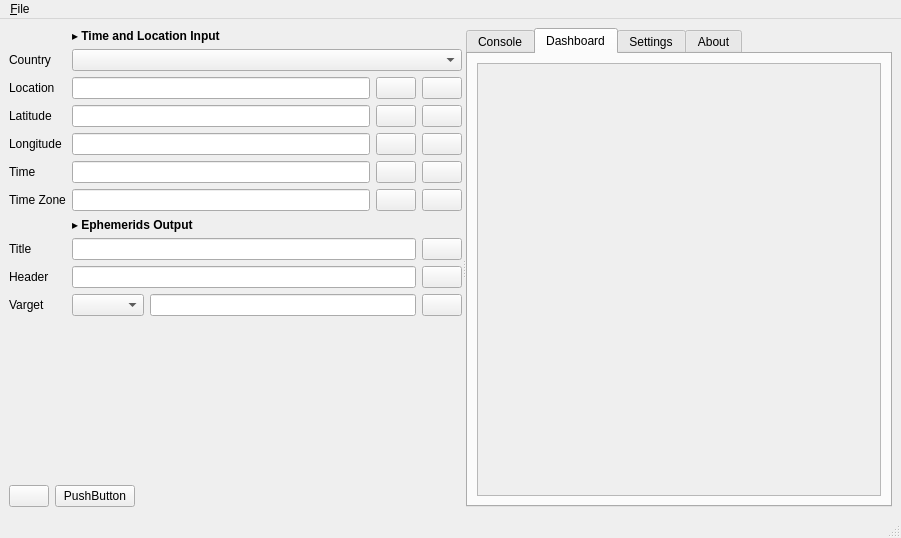
Qt form MainWindow.ui (jplozf/ephemeeus) before a commit.
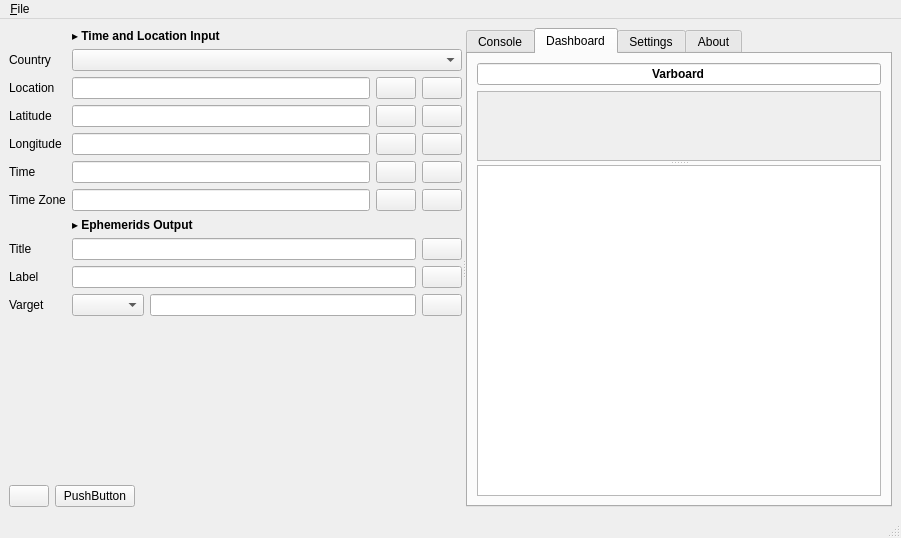
The same form after that commit. The open tabs and pages were chosen to show the change. Icons and pictures are not drawn.

Commit message: Varboard files are now zipped JSON

What changed in the file:
```diff
--- a/MainWindow.ui
+++ b/MainWindow.ui
@@ -308,7 +308,7 @@
           <item row="9" column="0">
            <widget class="QLabel" name="label_11">
             <property name="text">
-             <string>Header</string>
+             <string>Label</string>
             </property>
            </widget>
           </item>
@@ -482,8 +482,30 @@
         <attribute name="title">
          <string>Dashboard</string>
         </attribute>
-        <layout class="QGridLayout" name="gridLayout_3">
+        <layout class="QGridLayout" name="gridLayout_4">
          <item row="0" column="0">
+          <widget class="QLineEdit" name="txtTitle">
+           <property name="font">
+            <font>
+             <bold>true</bold>
+            </font>
+           </property>
+           <property name="text">
+            <string>Varboard</string>
+           </property>
+           <property name="alignment">
+            <set>Qt::AlignmentFlag::AlignCenter</set>
+           </property>
+           <property name="readOnly">
+            <bool>true</bool>
+           </property>
+          </widget>
+         </item>
+         <item row="1" column="0">
+          <widget class="QSplitter" name="splitterHelp">
+           <property name="orientation">
+            <enum>Qt::Orientation::Vertical</enum>
+           </property>
           <widget class="QScrollArea" name="scrollArea">
            <property name="widgetResizable">
             <bool>true</bool>
@@ -494,16 +516,22 @@
               <x>0</x>
               <y>0</y>
               <width>398</width>
-              <height>425</height>
-             </rect>
-            </property>
-            <layout class="QGridLayout" name="gridLayout_4">
+               <height>68</height>
+              </rect>
+             </property>
+             <layout class="QGridLayout" name="gridLayout_3">
              <item row="0" column="0">
               <layout class="QVBoxLayout" name="boardLayout"/>
              </item>
             </layout>
            </widget>
           </widget>
+           <widget class="QTextEdit" name="txtHelp">
+            <property name="readOnly">
+             <bool>true</bool>
+            </property>
+           </widget>
+          </widget>
          </item>
         </layout>
        </widget>
```
Left out of the diff: 8 changed lines with no effect on the pictures. Lines whose indentation alone changed are shown as unchanged. The commit also changes 26 other files.
